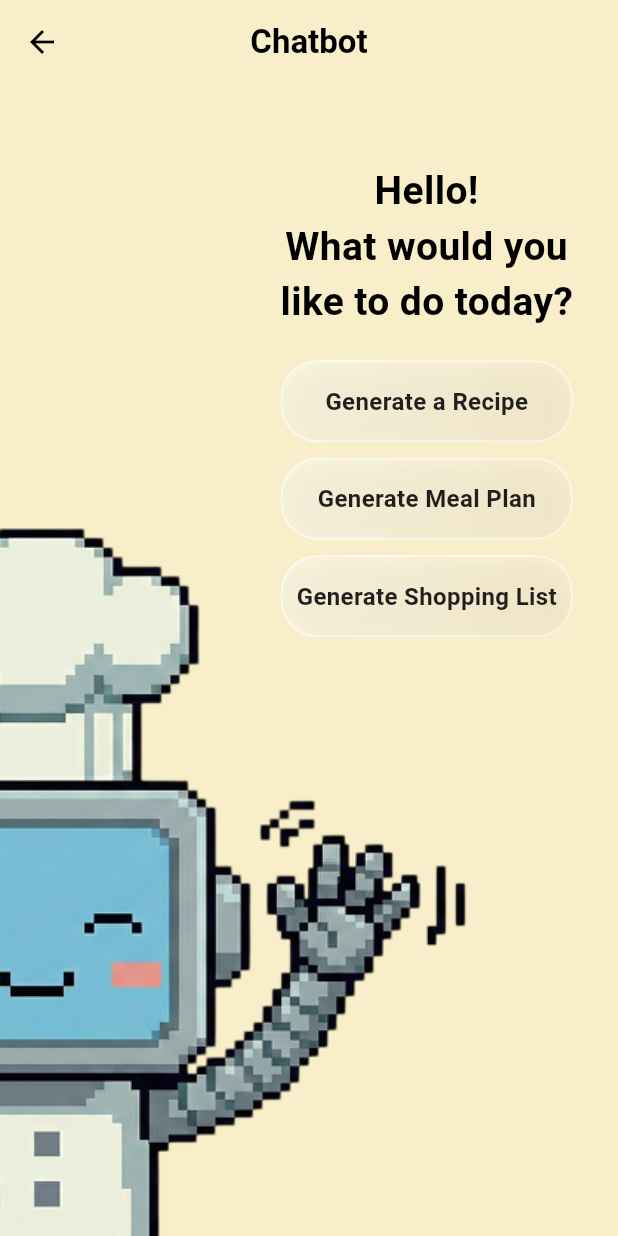
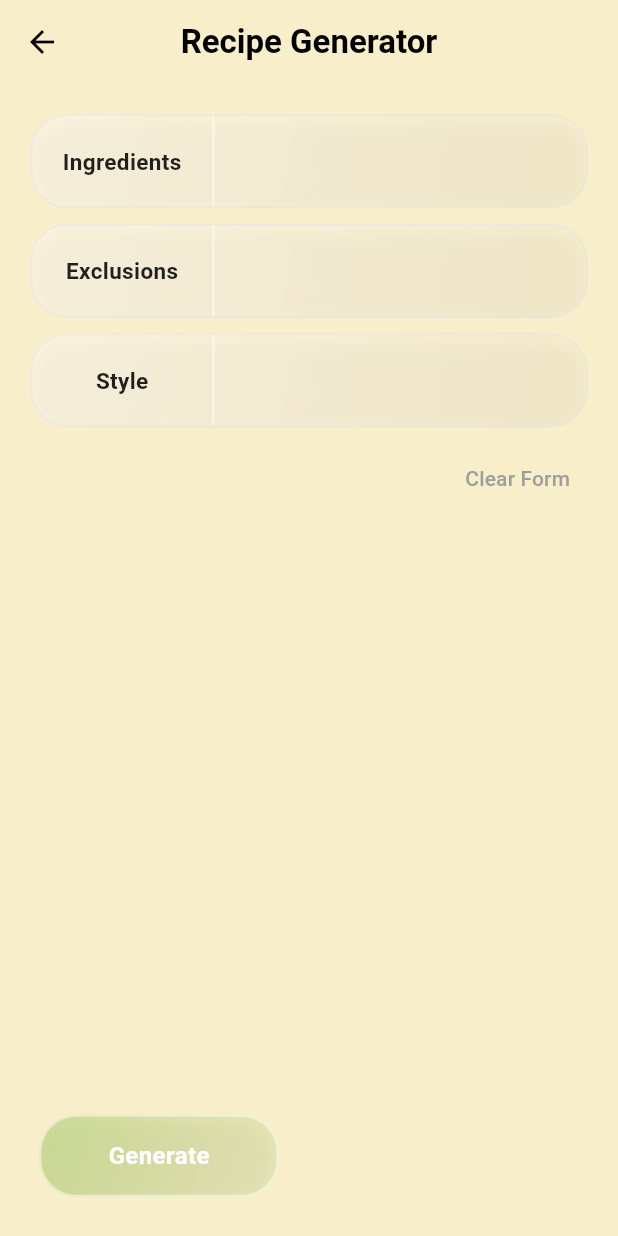
Before and after one commit to DavidLingJH/KitaHack2026, a Flutter app: the screen it shows after launch, after a tap on "Generate a Recipe", on a phone screen of 412 x 824 dp. Run offline on Flutter 3.47's test engine with Material 3 defaults, Android fonts, the phone set to English and light mode, and no system bars.

Commit message:
Added recipe generator and meal plan generator pages

```diff
--- a/lib/GlassButton.dart
+++ b/lib/GlassButton.dart
@@ -1,43 +1,41 @@
 import 'dart:ui';
-import 'package:flutter/material.dart'; // REQUIRED: Import this for the ImageFilter class
+import 'package:flutter/material.dart';
 
 class GlassButton extends StatelessWidget {
   final String text;
   final VoidCallback onPressed;
+  final Color color; // New Property
 
   const GlassButton({
     super.key,
     required this.text,
     required this.onPressed,
+    this.color = Colors.white, // Default to White if not specified
   });
 
   @override
   Widget build(BuildContext context) {
-    // 1. ClipRRect constrains the blur to just the button shape
     return ClipRRect(
-      borderRadius: BorderRadius.circular(25), // Rounded corners
+      borderRadius: BorderRadius.circular(25),
       child: BackdropFilter(
-        // 2. The Blur Effect
         filter: ImageFilter.blur(sigmaX: 10, sigmaY: 10),
         child: Container(
-          height: 55,             // Fixed height for consistency
+          height: 55,
           decoration: BoxDecoration(
-            // 3. The "Liquid" Gradient (Shiny look)
+            // Use the passed 'color' variable here
             gradient: LinearGradient(
               begin: Alignment.topLeft,
               end: Alignment.bottomRight,
               colors: [
-                Colors.white.withValues(alpha: 0.4), // Lighter at top-left
-                Colors.white.withValues(alpha: 0.1), // Darker at bottom-right
+                color.withValues(alpha: 0.4), // Use color here
+                color.withValues(alpha: 0.1), // And here
               ],
             ),
             borderRadius: BorderRadius.circular(25),
-            // 4. The Frosty Border
             border: Border.all(
-              color: Colors.white.withValues(alpha: 0.5),
+              color: Colors.white.withValues(alpha: 0.5), // And here
               width: 1.5,
             ),
-            // Optional: Subtle shadow for depth
             boxShadow: [
               BoxShadow(
                 color: Colors.black.withValues(alpha: 0.05),
@@ -46,16 +44,18 @@ class GlassButton extends StatelessWidget {
               ),
             ],
           ),
-          // 5. Material & InkWell give the "Splash" tap effect
           child: Material(
             color: Colors.transparent,
             child: InkWell(
               onTap: onPressed,
+              splashColor: color.withValues(alpha: 0.3), // Matches splash to button color
               child: Center(
                 child: Text(
                   text,
-                  style: const TextStyle(
-                    color: Colors.black87, // Dark text for contrast
+                  style: TextStyle(
+                    // If the button is white, use black text.
+                    // If the button is colored (like Green), use dark green text or white.
+                    color: color == Colors.white ? Colors.black87 : Colors.white,
                     fontSize: 16,
                     fontWeight: FontWeight.w600,
                   ),
--- /dev/null
+++ b/lib/InputTextField.dart
@@ -0,0 +1,107 @@
+import 'dart:ui';
+import 'package:flutter/material.dart';
+
+class GlassTextField extends StatelessWidget {
+  final String label;
+  final String? hint;
+  final TextEditingController controller;
+  final TextInputType keyboardType;
+  final int maxLines;
+
+  final double labelWidth;
+
+  const GlassTextField({
+    super.key,
+    required this.label,
+    required this.controller,
+    this.hint,
+    this.keyboardType = TextInputType.text,
+    this.maxLines = 1,
+    this.labelWidth = 120.0,
+  });
+
+  @override
+  Widget build(BuildContext context) {
+    return ClipRRect(
+      borderRadius: BorderRadius.circular(25),
+      child: BackdropFilter(
+        filter: ImageFilter.blur(sigmaX: 10, sigmaY: 10),
+        child: Container(
+          // Ensure minimum height matches your button design
+          constraints: const BoxConstraints(minHeight: 55),
+          decoration: BoxDecoration(
+            gradient: LinearGradient(
+              begin: Alignment.topLeft,
+              end: Alignment.bottomRight,
+              colors: [
+                Colors.white.withValues(alpha: 0.4),
+                Colors.white.withValues(alpha: 0.1),
+              ],
+            ),
+            borderRadius: BorderRadius.circular(25),
+            border: Border.all(
+              color: const Color.fromARGB(255, 227, 227, 227).withValues(alpha: 0.5),
+              width: 1.5,
+            ),
+            boxShadow: [
+              BoxShadow(
+                color: Colors.black.withValues(alpha: 0.05),
+                blurRadius: 10,
+                offset: const Offset(0, 4),
+              ),
+            ],
+          ),
+          child: IntrinsicHeight(
+            child: Row(
+              crossAxisAlignment: CrossAxisAlignment.stretch,
+              children: [
+                Container(
+                  width: labelWidth,
+                  alignment: Alignment.center,
+                  padding: const EdgeInsets.symmetric(horizontal: 10),
+                  child: Text(
+                    label,
+                    textAlign: TextAlign.center,
+                    style: const TextStyle(
+                      color: Colors.black87,
+                      fontSize: 15,
+                      fontWeight: FontWeight.w600,
+                    ),
+                  ),
+                ),
+                Container(
+                  width: 1.5,
+                  color: Colors.white.withValues(alpha: 0.5),
+                ),
+                Expanded(
+                  child: TextFormField(
+                    controller: controller,
+                    keyboardType: keyboardType,
+                    maxLines: maxLines,
+                    style: const TextStyle(
+                      color: Colors.black87,
+                      fontSize: 16,
+                      fontWeight: FontWeight.w500,
+                    ),
+                    decoration: InputDecoration(
+                      hintText: hint,
+                      hintStyle: TextStyle(
+                        color: Colors.black.withValues(alpha: 0.4),
+                        fontSize: 14,
+                      ),
+                      border: InputBorder.none,
+                      contentPadding: const EdgeInsets.symmetric(
+                        horizontal: 16,
+                        vertical: 18,
+                      ),
+                    ),
+                  ),
+                ),
+              ],
+            ),
+          ),
+        ),
+      ),
+    );
+  }
+}
--- /dev/null
+++ b/lib/MealPlanGenerator.dart
@@ -0,0 +1,116 @@
+import 'package:flutter/material.dart';
+import 'package:kitahack_frontend/GlassButton.dart';
+import 'package:kitahack_frontend/InputTextField.dart';
+
+class MealPlanGenerator extends StatefulWidget {
+  const MealPlanGenerator({super.key});
+
+  @override
+  State<MealPlanGenerator> createState() => _MealPlanGeneratorState();
+}
+
+class _MealPlanGeneratorState extends State<MealPlanGenerator> {
+
+  final TextEditingController ingredients = TextEditingController();
+  final TextEditingController exclusions = TextEditingController();
+  final TextEditingController style = TextEditingController();
+
+  @override
+  void dispose() {
+    // dispose controllers when the screen is destroyed to free up memory
+    ingredients.dispose();
+    exclusions.dispose();
+    style.dispose();
+    super.dispose();
+  }
+
+  void _generateRecipe() {
+    String ingredient = ingredients.text;
+    String exclusion = exclusions.text;
+    String cuisine = style.text;
+
+    // For now, we just print them to the debug console
+    print("--- NEW RECIPE REQUEST ---");
+    print("Ingredients: $ingredient");
+    print("Exclude: $exclusion");
+    print("Style: $cuisine");
+
+    // Optional: Show a snackbar to confirm
+    ScaffoldMessenger.of(context).showSnackBar(
+      SnackBar(content: Text("Generating recipe for $ingredient...")),
+    );
+  }
+
+  void _clearForm() {
+    ingredients.clear();
+    exclusions.clear();
+    style.clear();
+  }
+
+  @override
+  Widget build(BuildContext context) {
+    return Scaffold(
+      backgroundColor: const Color(0xffF9EECA),
+      extendBodyBehindAppBar: true,
+      appBar: AppBar(
+        backgroundColor: Colors.transparent,
+        elevation: 0,
+        title: const Text(
+          "Meal Plan Generator",
+          style: TextStyle(
+            color: Colors.black,
+            fontWeight: FontWeight.bold,
+          ),
+        ),
+        centerTitle: true,
+        leading: const BackButton(color: Colors.black),
+      ),
+      floatingActionButtonLocation: FloatingActionButtonLocation.startFloat,
+      floatingActionButton: Container(
+        width: 160,
+        margin: const EdgeInsets.only(bottom: 10, left: 10),
+        child: GlassButton(
+          text: "Generate",
+          onPressed: _generateRecipe,
+          color: Colors.lightGreen,
+        ),
+      ),
+      body:
+      SafeArea(
+        child: SingleChildScrollView(
+          padding: const EdgeInsets.all(20),
+          child: Column(
+            crossAxisAlignment: CrossAxisAlignment.start,
+            children: [
+              GlassTextField(
+                label: "Ingredients",
+                controller: ingredients
+              ),
+              SizedBox(height: 10),
+              GlassTextField(
+                label: "Exclusions",
+                controller: exclusions
+              ),
+              SizedBox(height: 10),
+              GlassTextField(
+                label: "Style",
+                controller: style
+              ),
+              SizedBox(height: 10),
+              Align(
+                alignment: Alignment.centerRight,
+                child: TextButton(
+                  onPressed: _clearForm,
+                  child: const Text(
+                    "Clear Form",
+                    style: TextStyle(color: Colors.grey),
+                  ),
+                ),
+              ),
+            ],
+          ),
+        ),
+      )
+    );
+  }
+}
--- /dev/null
+++ b/lib/RecipeGenerator.dart
@@ -0,0 +1,116 @@
+import 'package:flutter/material.dart';
+import 'package:kitahack_frontend/GlassButton.dart';
+import 'package:kitahack_frontend/InputTextField.dart';
+
+class RecipeGenerator extends StatefulWidget {
+  const RecipeGenerator({super.key});
+
+  @override
+  State<RecipeGenerator> createState() => _RecipeGeneratorState();
+}
+
+class _RecipeGeneratorState extends State<RecipeGenerator> {
+
+  final TextEditingController ingredients = TextEditingController();
+  final TextEditingController exclusions = TextEditingController();
+  final TextEditingController style = TextEditingController();
+
+  @override
+  void dispose() {
+    // dispose controllers when the screen is destroyed to free up memory
+    ingredients.dispose();
+    exclusions.dispose();
+    style.dispose();
+    super.dispose();
+  }
+
+  void _generateRecipe() {
+    String ingredient = ingredients.text;
+    String exclusion = exclusions.text;
+    String cuisine = style.text;
+
+    // For now, we just print them to the debug console
+    print("--- NEW RECIPE REQUEST ---");
+    print("Ingredients: $ingredient");
+    print("Exclude: $exclusion");
+    print("Style: $cuisine");
+
+    // Optional: Show a snackbar to confirm
+    ScaffoldMessenger.of(context).showSnackBar(
+      SnackBar(content: Text("Generating recipe for $ingredient...")),
+    );
+  }
+
+  void _clearForm() {
+    ingredients.clear();
+    exclusions.clear();
+    style.clear();
+  }
+
+  @override
+  Widget build(BuildContext context) {
+    return Scaffold(
+      backgroundColor: const Color(0xffF9EECA),
+      extendBodyBehindAppBar: true,
+      appBar: AppBar(
+        backgroundColor: Colors.transparent,
+        elevation: 0,
+        title: const Text(
+          "Recipe Generator",
+          style: TextStyle(
+            color: Colors.black,
+            fontWeight: FontWeight.bold,
+          ),
+        ),
+        centerTitle: true,
+        leading: const BackButton(color: Colors.black),
+      ),
+      floatingActionButtonLocation: FloatingActionButtonLocation.startFloat,
+      floatingActionButton: Container(
+        width: 160,
+        margin: const EdgeInsets.only(bottom: 10, left: 10),
+        child: GlassButton(
+          text: "Generate",
+          onPressed: _generateRecipe,
+          color: Colors.lightGreen,
+        ),
+      ),
+      body:
+      SafeArea(
+        child: SingleChildScrollView(
+          padding: const EdgeInsets.all(20),
+          child: Column(
+            crossAxisAlignment: CrossAxisAlignment.start,
+            children: [
+              GlassTextField(
+                label: "Ingredients",
+                controller: ingredients
+              ),
+              SizedBox(height: 10),
+              GlassTextField(
+                label: "Exclusions",
+                controller: exclusions
+              ),
+              SizedBox(height: 10),
+              GlassTextField(
+                label: "Style",
+                controller: style
+              ),
+              SizedBox(height: 10),
+              Align(
+                alignment: Alignment.centerRight,
+                child: TextButton(
+                  onPressed: _clearForm,
+                  child: const Text(
+                    "Clear Form",
+                    style: TextStyle(color: Colors.grey),
+                  ),
+                ),
+              ),
+            ],
+          ),
+        ),
+      )
+    );
+  }
+}
--- a/lib/chatbot.dart
+++ b/lib/chatbot.dart
@@ -1,6 +1,7 @@
 import 'package:flutter/material.dart';
 import 'package:kitahack_frontend/GlassButton.dart';
-
+import 'package:kitahack_frontend/RecipeGenerator.dart';
+import 'package:kitahack_frontend/MealPlanGenerator.dart';
 class Chatbot extends StatelessWidget {
   const Chatbot({super.key});
 
@@ -63,12 +64,22 @@ class Chatbot extends StatelessWidget {
                       const SizedBox(height: 20), // Spacing between text and buttons
                       GlassButton(
                         text: "Generate a Recipe",
-                        onPressed: () {},
+                        onPressed: () {
+                          Navigator.push(
+                            context,
+                            MaterialPageRoute(builder: (context) => RecipeGenerator()),
+                          );
+                        },
                       ),
                       const SizedBox(height: 10),
                       GlassButton(
                         text: "Generate Meal Plan",
-                        onPressed: () {},
+                        onPressed: () {
+                          Navigator.push(
+                            context,
+                            MaterialPageRoute(builder: (context) => MealPlanGenerator()),
+                          );
+                        },
                       ),
                       const SizedBox(height: 10),
                       GlassButton(
```
